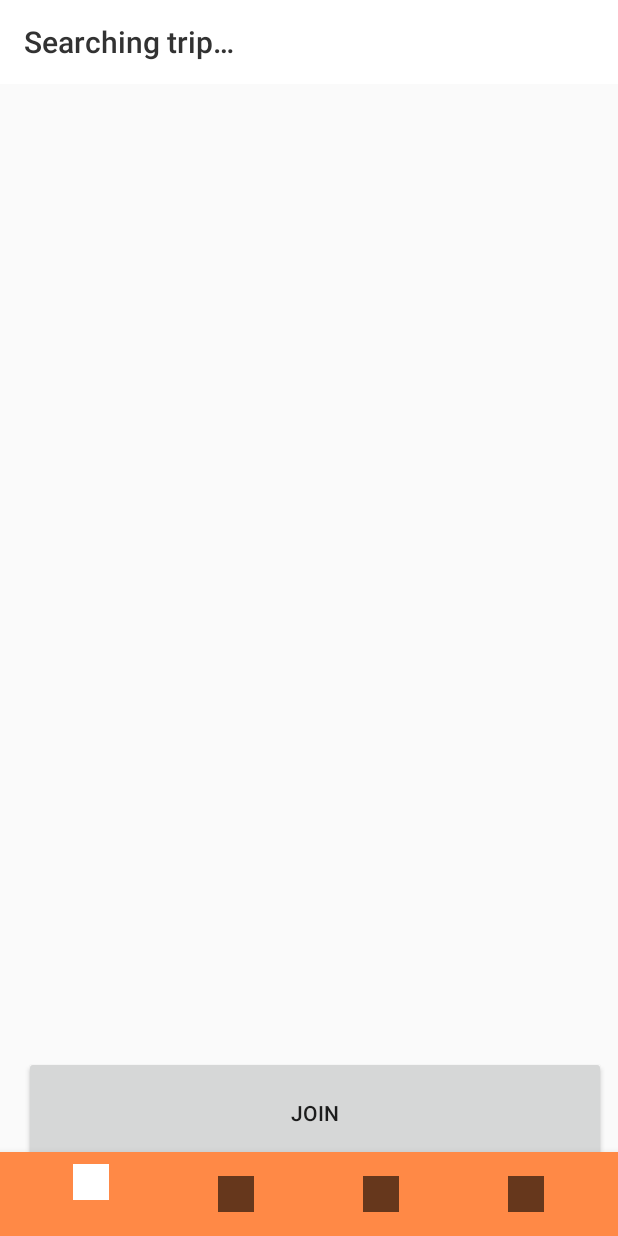
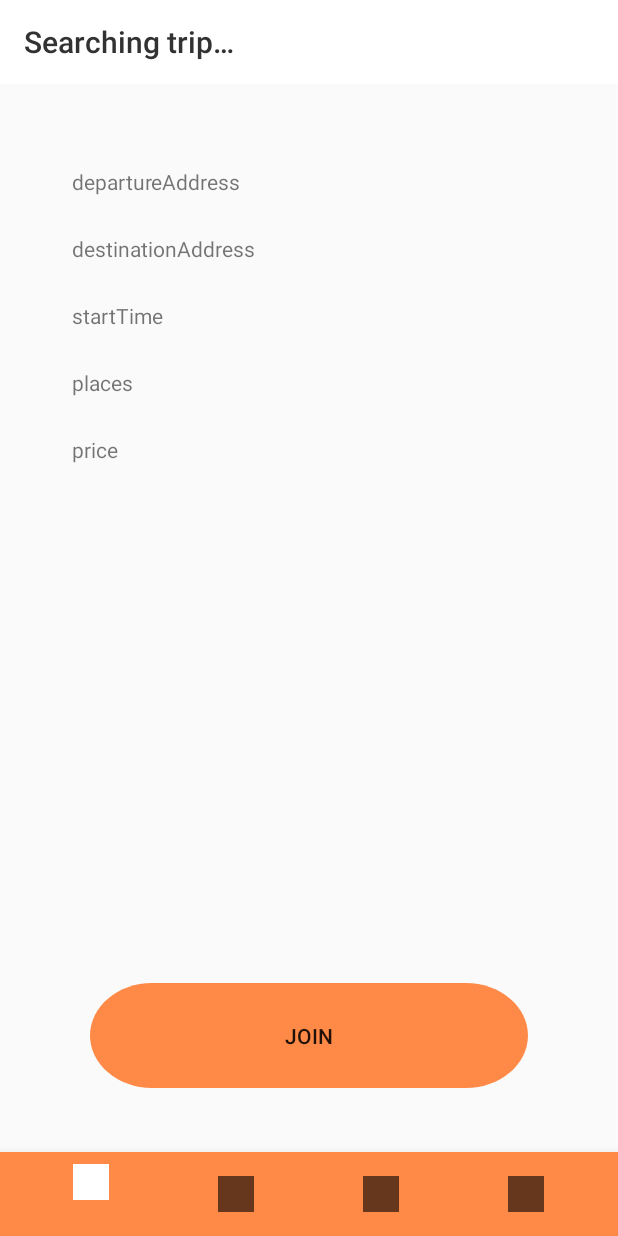
Before and after one commit to lo0ken/trip-fellows-client, an Android app: the screen it shows after launch once a user with an empty profile is signed in (MainActivity), after a tap on "Reutov", on a phone screen of 412 x 824 dp. Run offline under Robolectric (Android 15) with nearby library versions, the phone set to English and light mode, and no system bars; our stand-ins replace Firebase (no records; nobody signed in at launch, a user with empty details on screens opened directly).

Commit message:
fix bugs and improved design
* fix bugs and improved design

* fix bugs and improved design 2

```diff
--- a/authorization/src/main/java/com/tripfellows/authorization/fragment/TripViewFragment.kt
+++ b/authorization/src/main/java/com/tripfellows/authorization/fragment/TripViewFragment.kt
@@ -1,7 +1,7 @@
 package com.tripfellows.authorization.fragment
 
-import android.content.Context
 import android.os.Bundle
+import android.view.Gravity
 import android.view.LayoutInflater
 import android.view.View
 import android.view.ViewGroup
@@ -24,17 +24,18 @@ class TripViewFragment : Fragment() {
     }
 
     override fun onCreateView(inflater: LayoutInflater, container: ViewGroup?, savedInstanceState: Bundle?): View? {
-        return inflater.inflate(R.layout.trip_view_layout, container, false)
+        return inflater.inflate(R.layout.trip_view_fragment, container, false)
     }
 
     override fun onViewCreated(view: View, savedInstanceState: Bundle?) {
         super.onViewCreated(view, savedInstanceState)
         val button: Button = view.findViewById(R.id.join_btn)
         button.setOnClickListener {
-            context?.toast("approve")
+            val text = "you joined the trip!"
+            val duration = Toast.LENGTH_SHORT
+            val toast = Toast.makeText(context, text, duration)
+            toast.setGravity(Gravity.CENTER, 0, 0)
+            toast.show()
         }
     }
-
-    private fun Context.toast(message: CharSequence) =
-        Toast.makeText(this, message, Toast.LENGTH_SHORT).show()
 }
--- a/authorization/src/main/java/com/tripfellows/authorization/triplist/TripListService.kt
+++ b/authorization/src/main/java/com/tripfellows/authorization/triplist/TripListService.kt
@@ -22,16 +22,15 @@ object TripListService {
 
         val random = Random()
         val millisInDay = 24 * 60 * 60 * 1000
-        val time = Time(random.nextInt(millisInDay).toLong())
 
         for (i in 0..50) {
             val trip = TripData(
                 i,
                 cities[random.nextInt(cities.size)],
                 cities[random.nextInt(cities.size)],
-                time,
+                Time(random.nextInt(millisInDay).toLong()),
                 random.nextInt(1..5),
-                random.nextInt(1000).toString() + "p"
+                random.nextInt(100..1000).toString() + "p"
             )
             data.add(trip)
         }
@@ -40,5 +39,5 @@ object TripListService {
 }
 
 fun Random.nextInt(range: IntRange): Int {
-    return range.start + nextInt(range.last - range.start)
+    return range.first + nextInt(range.last - range.first)
 }
--- a/authorization/src/main/res/layout/trip_list_fragment.xml
+++ b/authorization/src/main/res/layout/trip_list_fragment.xml
@@ -12,5 +12,6 @@
         android:layout_height="wrap_content"
         app:layout_constraintEnd_toEndOf="parent"
         app:layout_constraintStart_toStartOf="parent"
-        app:layout_constraintTop_toTopOf="parent" />
+        app:layout_constraintTop_toTopOf="parent"
+        android:paddingBottom="65dp"/>
 </RelativeLayout>
--- /dev/null
+++ b/authorization/src/main/res/layout/trip_view_fragment.xml
@@ -0,0 +1,74 @@
+<?xml version="1.0" encoding="utf-8"?>
+<androidx.constraintlayout.widget.ConstraintLayout xmlns:android="http://schemas.android.com/apk/res/android"
+    xmlns:app="http://schemas.android.com/apk/res-auto"
+    android:layout_width="match_parent"
+    android:layout_height="match_parent"
+    android:layout_gravity="center"
+    android:layout_margin="8dp"
+    android:orientation="horizontal"
+    android:paddingBottom="25dp">
+
+    <Button
+        android:id="@+id/join_btn"
+        style="@style/BigOrangeButtonStyle"
+        android:layout_width="292dp"
+        android:layout_height="70dp"
+        android:layout_marginStart="50dp"
+        android:layout_marginEnd="50dp"
+        android:layout_marginBottom="65dp"
+        android:text="@string/join"
+        app:layout_constraintBottom_toBottomOf="parent"
+        app:layout_constraintEnd_toEndOf="parent"
+        app:layout_constraintHorizontal_bias="0.495"
+        app:layout_constraintStart_toStartOf="parent" />
+
+    <TextView
+        android:id="@+id/tripDeparture"
+        android:layout_width="wrap_content"
+        android:layout_height="wrap_content"
+        android:layout_marginStart="40dp"
+        android:layout_marginTop="48dp"
+        android:text="@string/departure_address"
+        app:layout_constraintStart_toStartOf="parent"
+        app:layout_constraintTop_toTopOf="parent" />
+
+    <TextView
+        android:id="@+id/tripDestination"
+        android:layout_width="wrap_content"
+        android:layout_height="wrap_content"
+        android:layout_marginStart="40dp"
+        android:layout_marginTop="25dp"
+        android:text="@string/destination_address"
+        app:layout_constraintStart_toStartOf="parent"
+        app:layout_constraintTop_toBottomOf="@+id/tripDeparture" />
+
+    <TextView
+        android:id="@+id/tripStartTime"
+        android:layout_width="wrap_content"
+        android:layout_height="wrap_content"
+        android:layout_marginStart="40dp"
+        android:layout_marginTop="25dp"
+        android:text="@string/start_time"
+        app:layout_constraintStart_toStartOf="parent"
+        app:layout_constraintTop_toBottomOf="@+id/tripDestination" />
+
+    <TextView
+        android:id="@+id/tripPlaces"
+        android:layout_width="wrap_content"
+        android:layout_height="wrap_content"
+        android:layout_marginStart="40dp"
+        android:layout_marginTop="25dp"
+        android:text="@string/places"
+        app:layout_constraintStart_toStartOf="parent"
+        app:layout_constraintTop_toBottomOf="@+id/tripStartTime" />
+
+    <TextView
+        android:id="@+id/tripPrice"
+        android:layout_width="wrap_content"
+        android:layout_height="wrap_content"
+        android:layout_marginStart="40dp"
+        android:layout_marginTop="25dp"
+        android:text="@string/price"
+        app:layout_constraintStart_toStartOf="parent"
+        app:layout_constraintTop_toBottomOf="@+id/tripPlaces" />
+</androidx.constraintlayout.widget.ConstraintLayout>
--- a/authorization/src/main/res/layout/trip_view_layout.xml
+++ /dev/null
@@ -1,21 +0,0 @@
-<?xml version="1.0" encoding="utf-8"?>
-<androidx.constraintlayout.widget.ConstraintLayout xmlns:android="http://schemas.android.com/apk/res/android"
-    xmlns:app="http://schemas.android.com/apk/res-auto"
-    xmlns:tools="http://schemas.android.com/tools"
-    android:layout_width="match_parent"
-    android:layout_height="match_parent"
-    android:layout_gravity="center"
-    android:layout_margin="8dp"
-    android:orientation="horizontal">
-
-    <Button
-        android:id="@+id/join_btn"
-        android:layout_width="388dp"
-        android:layout_height="76dp"
-        android:layout_marginBottom="36dp"
-        android:text="@string/join"
-        app:layout_constraintBottom_toBottomOf="parent"
-        app:layout_constraintEnd_toEndOf="parent"
-        app:layout_constraintHorizontal_bias="1.0"
-        app:layout_constraintStart_toStartOf="parent" />
-</androidx.constraintlayout.widget.ConstraintLayout>
--- a/authorization/src/main/res/values/strings.xml
+++ b/authorization/src/main/res/values/strings.xml
@@ -34,4 +34,9 @@
     <string name="join_button">Join</string>
     <string name="app_name">Trip Fellows</string>
     <string name="join">Join</string>
+    <string name="price">price</string>
+    <string name="places">places</string>
+    <string name="start_time">startTime</string>
+    <string name="destination_address">destinationAddress</string>
+    <string name="departure_address">departureAddress</string>
 </resources>
--- a/styles/src/main/res/values/colors.xml
+++ b/styles/src/main/res/values/colors.xml
@@ -1,6 +1,7 @@
 <?xml version="1.0" encoding="utf-8"?>
 <resources>
     <color name="colorOrange">#FF8946</color>
+    <color name="colorGreen">#00C853</color>
     <color name="colorDark">#323232</color>
     <color name="colorLight">#FFFFFF</color>
     <color name="colorMediumGray">#C4C4C4</color>
```
